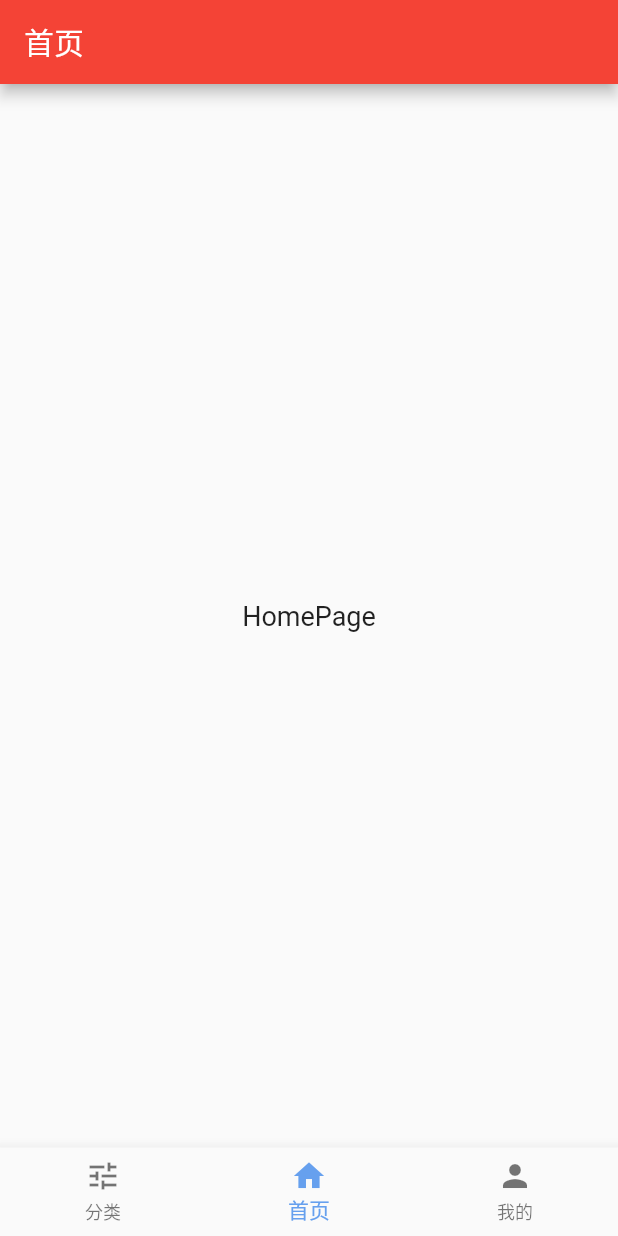
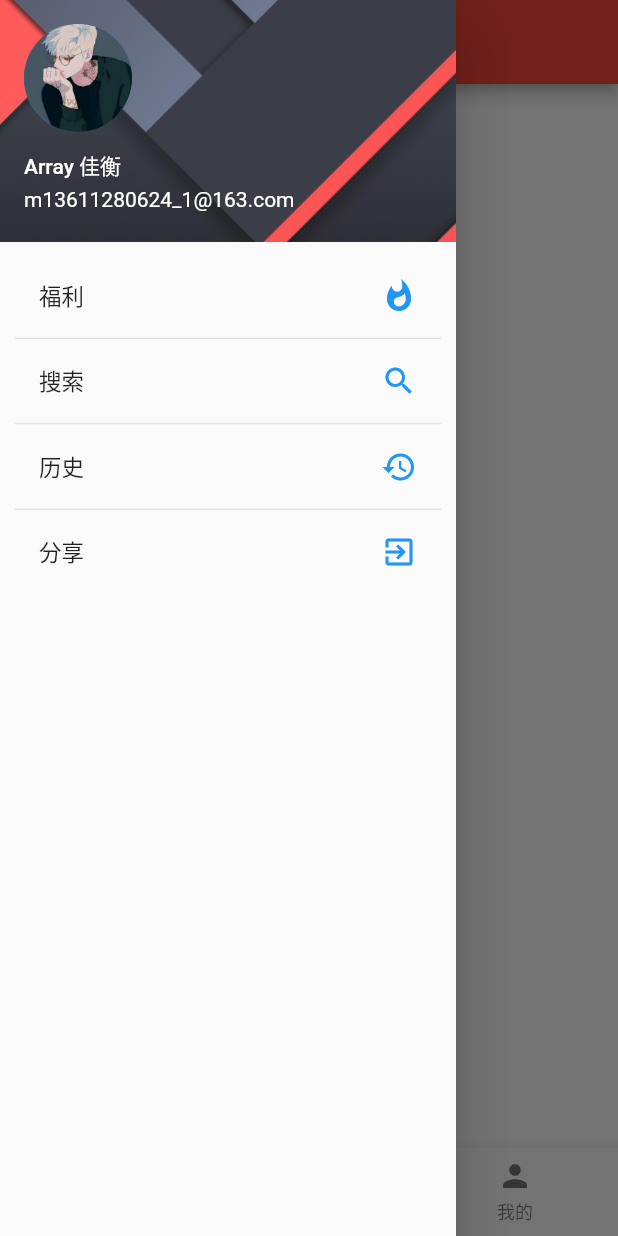
Before and after one commit to wuzeqiang2030/flutterDemo, a Flutter app: the screen it shows after launch, with the side drawer open (before the commit the screen has no drawer), on a phone screen of 412 x 824 dp. Run offline on Flutter 3.47's test engine with Material 2 defaults, Android fonts, the phone set to English and light mode, and no system bars; our stand-ins replace oktoast.

Commit message:
侧拉栏，注释

```diff
--- a/lib/commom/GlobalConfig.dart
+++ b/lib/commom/GlobalConfig.dart
@@ -18,4 +18,16 @@ class GlobalConfig{
   ///
   static double BottomBarTextSize = 14;
 
+  ///侧边栏
+  static String email = "m13611280624_1@163.com";
+  static String authorNice = "Array 佳衡";
+  static String drawList1="福利";
+  static String drawList2="搜索";
+  static String drawList3="历史";
+  static String drawList4="分享";
+
+
+  ///登录
+  static String welfare = "福利";
+
 }
--- a/lib/page/ApplicationPage.dart
+++ b/lib/page/ApplicationPage.dart
@@ -4,7 +4,9 @@ import 'package:flutter/material.dart';
 import 'package:flutter_app/commom/GlobalConfig.dart';
 import 'package:flutter_app/page/classify/ClassifyPage.dart';
 import 'package:flutter_app/page/home/HomePage.dart';
+import 'package:flutter_app/page/index/IndexDrawPage.dart';
 import 'package:flutter_app/page/mine/MinePage.dart';
+import 'package:oktoast/oktoast.dart';
 
 class ApplicationPage extends StatefulWidget{
 
@@ -13,11 +15,12 @@ class ApplicationPage extends StatefulWidget{
 
 }
 ///写入底部导航 BottomNavigationBar
-class _ApplicationPageAtate extends State<ApplicationPage>{
+class _ApplicationPageAtate extends State<ApplicationPage> {
 
   int page = 1;
   String title = GlobalConfig.homeTab;
   PageController pageController;
+
 
   //定义底部导航项目
   final List<BottomNavigationBarItem> _bottomTabs = <BottomNavigationBarItem>[
@@ -52,21 +55,45 @@ class _ApplicationPageAtate extends State<ApplicationPage>{
     super.dispose();
   }
 
+  int _lastClickTime = 0 ;
+
   @override
   Widget build(BuildContext context) {
     // MaterialApp  APP创建
-    return MaterialApp(
+    return WillPopScope(
+      onWillPop: ()async{
+        int nowTime = new DateTime.now().microsecondsSinceEpoch;
+        if (_lastClickTime != 0 && nowTime - _lastClickTime > 1500) {
+          return new Future.value(false);;
+        }else{
+          _lastClickTime = new DateTime.now().microsecondsSinceEpoch;
+          new Future.delayed(const Duration(milliseconds: 1500), () {
+            _lastClickTime = 0;
+          });
+          return new Future.value(true);
+        }
+      },
+      child: MaterialApp(
         theme: new ThemeData(primaryColor: GlobalConfig.colorPrimaryDark),
         home: Scaffold(
           appBar: new AppBar(
             title: new Text(title),
           ),
+          drawer: new Drawer(
+            child: new IndexDrawPage(
+              email: GlobalConfig.email,
+              name: GlobalConfig.authorNice,
+              profileimg: "assets/image/profile_2.jpg",
+              background: "assets/image/bg_2.jpg",
+            ),
+          ),
           body: new PageView(
             physics: NeverScrollableScrollPhysics(),
-          children: <Widget>[ClassifyPage(),HomePage(), MinePage()],
+            children: <Widget>[ClassifyPage(), HomePage(), MinePage()],
             controller: pageController,
             onPageChanged: onPageChanged,
           ),
+
           ///bottomNavigationBar 是一个 Widget
           bottomNavigationBar: new BottomNavigationBar(
               items: _bottomTabs,
@@ -76,11 +103,13 @@ class _ApplicationPageAtate extends State<ApplicationPage>{
               onTap: onTap
           ),
         ),
+      ),
     );
   }
 
   void onTap(int value) {
-    pageController.animateToPage(value, duration: const Duration(milliseconds: 300), curve: Curves.ease);
+    pageController.animateToPage(
+        value, duration: const Duration(milliseconds: 300), curve: Curves.ease);
   }
 
   //setState 当前Page页
@@ -102,4 +131,6 @@ class _ApplicationPageAtate extends State<ApplicationPage>{
   }
 
 
+
+
 }
--- /dev/null
+++ b/lib/page/index/IndexDrawPage.dart
@@ -0,0 +1,114 @@
+
+import 'package:flutter/material.dart';
+import 'package:flutter/widgets.dart';
+import 'package:flutter_app/commom/GlobalConfig.dart';
+import 'package:flutter_app/page/history/HistoryPage.dart';
+import 'package:flutter_app/page/search/SearchPage.dart';
+import 'package:flutter_app/utils/PageRouteUtils.dart';
+import 'package:flutter_app/widget/diment.dart';
+
+/**
+ * 侧滑栏 路由页
+ */
+class IndexDrawPage extends StatelessWidget{
+  String email, name, profileimg, background;
+
+  IndexDrawPage({this.background, this.profileimg, this.name, this.email});
+
+  @override
+  Widget build(BuildContext context) {
+    // TODO: implement build
+    return  new ListView(
+      children: <Widget>[
+        ///侧换栏中头像和用户名背景
+        new UserAccountsDrawerHeader(
+          accountName: new Text(name),
+          accountEmail: new Text(email),
+          currentAccountPicture: new CircleAvatar(
+              backgroundImage: new AssetImage(profileimg),),
+          decoration: new BoxDecoration(
+              image: new DecorationImage(
+                  image: new AssetImage(background), fit: BoxFit.cover)),
+        ),
+
+        ///侧换栏中文本list
+        new Container(
+          padding: EdgeInsets.symmetric(horizontal: 10),
+          child: new Column(
+            children: <Widget>[
+              new ListTile(
+                title: new Text(
+                  GlobalConfig.drawList1,
+                  style: new TextStyle(
+                      fontSize: drawTextSize),),
+                trailing: new Icon(
+                  Icons.whatshot,
+                  color: Colors.blue,
+                ),
+                onTap: () {
+                  print("Home");
+                  Navigator.of(context).pop();
+                  routePageBuilder(context, GlobalConfig.welfare);
+                },
+              ),
+              Divider(
+                height: 1,
+                color: Colors.black12,
+              ),
+
+              new ListTile(
+                title: new Text(GlobalConfig.drawList2,
+                  style: new TextStyle(
+                      fontSize: drawTextSize),),
+                trailing: new Icon(
+                  Icons.search,
+                  color: Colors.blue,
+                ),
+                onTap: () {
+                  print("Notification");
+                  Navigator.of(context).pop();
+                  routePagerNavigator(context, new SearchPage());
+                },
+              ),
+              Divider(
+                height: 1,
+                color: Colors.black12,
+              ),
+              new ListTile(
+                title: new Text(GlobalConfig.drawList3,
+                  style: new TextStyle(
+                      fontSize: drawTextSize),),
+                trailing: new Icon(
+                  Icons.history,
+                  color: Colors.blue,
+                ),
+                onTap: () {
+                  print("Notification");
+                  Navigator.of(context).pop();
+                  routePagerNavigator(context, new HistoryPage());
+                },
+              ),
+              Divider(
+                height: 1,
+                color: Colors.black12,
+              ),
+              new ListTile(
+                title: new Text(GlobalConfig.drawList4,
+                  style: new TextStyle(
+                      fontSize: drawTextSize),),
+                trailing: new Icon(
+                  Icons.exit_to_app,
+                  color: Colors.blue,),
+                onTap: () {
+                  print("Exit");
+                  Navigator.of(context).pop();
+                },
+              )
+            ],
+          ),
+        ),
+      ],
+    );
+  }
+
+}
--- /dev/null
+++ b/lib/widget/diment.dart
@@ -0,0 +1,2 @@
+
+const double drawTextSize = 15;
--- a/pubspec.yaml
+++ b/pubspec.yaml
@@ -24,6 +24,7 @@ dependencies:
   # Use with the CupertinoIcons class for iOS style icons.
   cupertino_icons: ^0.1.2
   json_annotation: ^2.2.0
+  oktoast: ^2.1.7
 
 dev_dependencies:
   json_serializable: ^2.0.0
@@ -41,6 +42,8 @@ flutter:
   uses-material-design: true
   assets:
   - assets/image/logo.png
+  - assets/image/bg_2.jpg
+  - assets/image/profile_2.jpg
   # To add assets to your application, add an assets section, like this:
   # assets:
   #  - images/a_dot_burr.jpeg
```
Also changed, not shown: lib/page/history/HistoryPage.dart (added, +45 -0 lines), lib/page/search/SearchPage.dart (added, +62 -0 lines), lib/utils/DialogUtils.dart (added, +29 -0 lines), lib/utils/LoadingDialogUtils.dart (added, +57 -0 lines), lib/utils/PageRouteUtils.dart (added, +41 -0 lines), assets/image/bg_2.jpg (added), assets/image/profile_2.jpg (added), pubspec.lock. Lines whose indentation alone changed are shown as unchanged.
